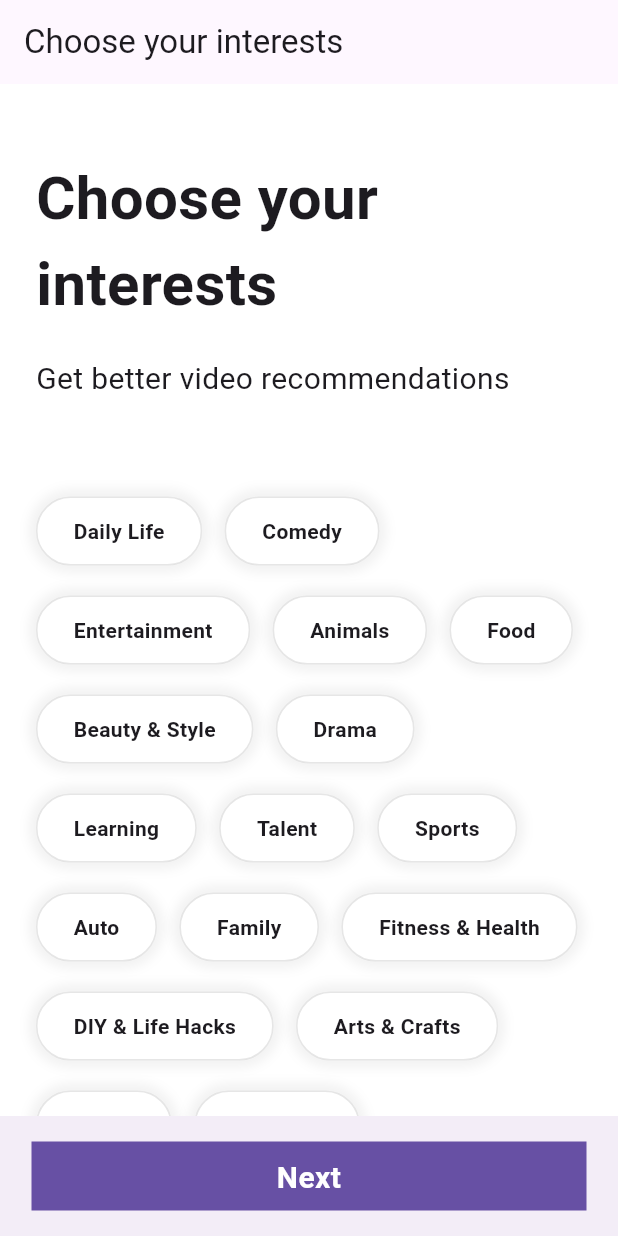
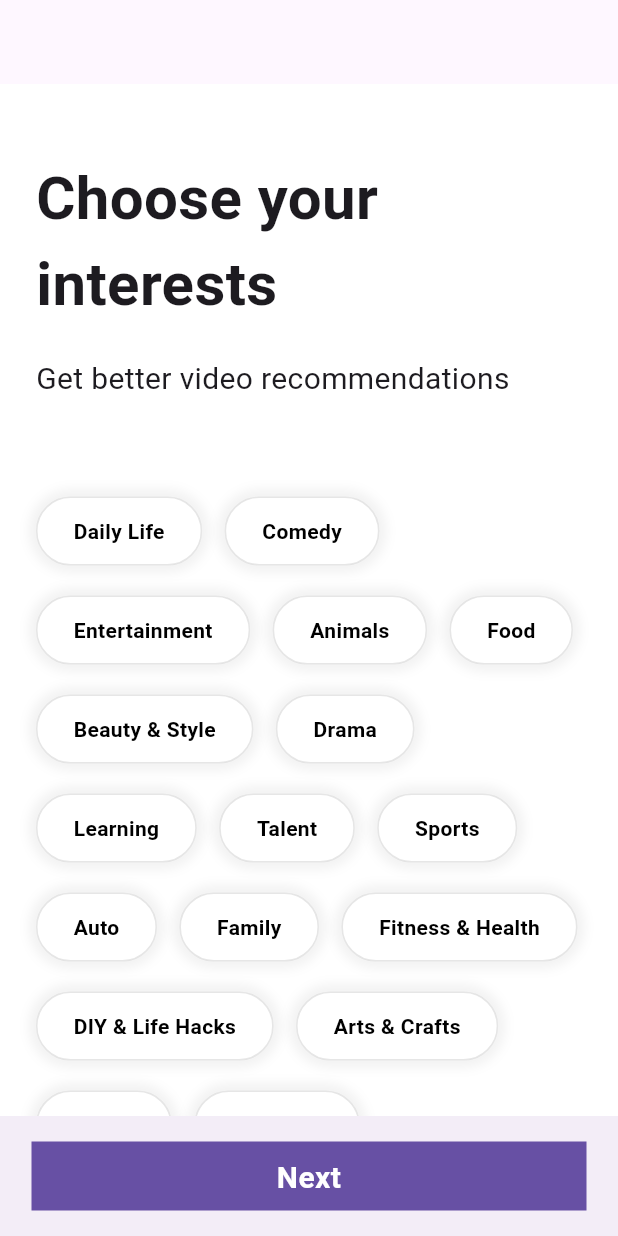
Before and after one commit to zz-yoon/tiktok_code_challenge01, a Flutter app: the screen it shows after launch, on a phone screen of 412 x 824 dp. Run offline on Flutter 3.47's test engine with Material 3 defaults, Android fonts, the light colour scheme and no system bars; our stand-ins replace font_awesome_flutter.

Commit message:
#5.3 Scrolling event, chips widget

```diff
--- a/lib/screens/account_screen.dart
+++ b/lib/screens/account_screen.dart
@@ -3,8 +3,8 @@ import 'package:flutter/material.dart';
 import 'package:font_awesome_flutter/font_awesome_flutter.dart';
 import 'package:tiktok_code_challenge01/constants/gaps.dart';
 import 'package:tiktok_code_challenge01/constants/sizes.dart';
-import 'package:tiktok_code_challenge01/full_button.dart';
 import 'package:tiktok_code_challenge01/screens/experience_screen.dart';
+import 'package:tiktok_code_challenge01/widgets/full_button.dart';
 
 class AccountScreen extends StatefulWidget {
   const AccountScreen({super.key});
--- a/lib/screens/init_screen.dart
+++ b/lib/screens/init_screen.dart
@@ -1,9 +1,9 @@
 import 'package:flutter/material.dart';
 import 'package:font_awesome_flutter/font_awesome_flutter.dart';
 import 'package:tiktok_code_challenge01/constants/gaps.dart';
-import 'package:tiktok_code_challenge01/full_button.dart';
 import 'package:tiktok_code_challenge01/screens/account_screen.dart';
 import 'package:tiktok_code_challenge01/screens/login_form_screen.dart';
+import 'package:tiktok_code_challenge01/widgets/full_button.dart';
 
 class InitScreen extends StatelessWidget {
   const InitScreen({super.key});
--- a/lib/screens/login_form_screen.dart
+++ b/lib/screens/login_form_screen.dart
@@ -1,8 +1,8 @@
 import 'package:flutter/material.dart';
 import 'package:tiktok_code_challenge01/constants/gaps.dart';
 import 'package:tiktok_code_challenge01/constants/sizes.dart';
-import 'package:tiktok_code_challenge01/full_button.dart';
 import 'package:tiktok_code_challenge01/screens/onboarding/interests_screen.dart';
+import 'package:tiktok_code_challenge01/widgets/full_button.dart';
 
 class LoginFormScreen extends StatefulWidget {
   const LoginFormScreen({super.key});
--- a/lib/screens/onboarding/interests_screen.dart
+++ b/lib/screens/onboarding/interests_screen.dart
@@ -2,18 +2,60 @@ import 'package:flutter/material.dart';
 import 'package:tiktok_code_challenge01/constants/gaps.dart';
 import 'package:tiktok_code_challenge01/constants/sizes.dart';
 import 'package:tiktok_code_challenge01/interests_data.dart';
+import 'package:tiktok_code_challenge01/widgets/chip.dart';
 
-class InterestsScreen extends StatelessWidget {
+class InterestsScreen extends StatefulWidget {
   const InterestsScreen({super.key});
+
+  @override
+  State<InterestsScreen> createState() => _InterestsScreenState();
+}
+
+class _InterestsScreenState extends State<InterestsScreen> {
+  //scroll event 탐지
+  final ScrollController _scrollController = ScrollController();
+
+  bool _showTitle = false;
+
+  void _onScroll() {
+    if (_scrollController.offset > 60) {
+      if (_showTitle) return;
+      setState(() {
+        _showTitle = true;
+      });
+    } else {
+      setState(() {
+        _showTitle = false;
+      });
+    }
+  }
+
+  @override
+  void initState() {
+    super.initState();
+    _scrollController.addListener(_onScroll);
+  }
+
+  @override
+  void dispose() {
+    _scrollController.dispose();
+    super.dispose();
+  }
 
   @override
   Widget build(BuildContext context) {
     return Scaffold(
       appBar: AppBar(
-        title: Text("Choose your interests"),
+        title: AnimatedOpacity(
+            opacity: _showTitle ? 1 : 0,
+            duration: Duration(milliseconds: 3),
+            child: Text("Choose your interests")),
       ),
       body: SafeArea(
+        child: Scrollbar(
+          controller: _scrollController,
           child: SingleChildScrollView(
+            controller: _scrollController,
             child: Padding(
               padding: EdgeInsets.symmetric(
                   horizontal: Sizes.size24, vertical: Sizes.size16),
@@ -42,33 +84,11 @@ class InterestsScreen extends StatelessWidget {
                     children: [
                       //chips data
                       for (var interest in interests)
-                      Container(
-                        padding: EdgeInsets.symmetric(
-                          vertical: Sizes.size12,
-                          horizontal: Sizes.size24,
-                        ),
-                        decoration: BoxDecoration(
-                          color: Colors.white,
-                          borderRadius: BorderRadius.circular(Sizes.size32),
-                          border: Border.all(
-                            color: Color.fromRGBO(0, 0, 0, 0.1),
-                          ),
-                          boxShadow: [
-                            BoxShadow(
-                              color: Color.fromRGBO(0, 0, 0, 0.05),
-                              blurRadius: 5,
-                              spreadRadius: 5,
-                            )
+                        ChipButton(interest: interest),
                     ],
-                        ),
-                        child: Text(
-                          interest,
-                          style: TextStyle(fontWeight: FontWeight.bold),
-                        ),
                   ),
                 ],
               ),
-              ],
             ),
           ),
         ),
--- /dev/null
+++ b/lib/widgets/chip.dart
@@ -0,0 +1,55 @@
+import 'package:flutter/material.dart';
+import 'package:tiktok_code_challenge01/constants/sizes.dart';
+
+class ChipButton extends StatefulWidget {
+  final String interest;
+
+  const ChipButton({super.key, required this.interest});
+
+  @override
+  State<ChipButton> createState() => _ChipState();
+}
+
+class _ChipState extends State<ChipButton> {
+  bool _isSelected = false;
+
+  void _onTap() {
+    setState(() {
+      _isSelected = !_isSelected;
+    });
+  }
+
+  @override
+  Widget build(BuildContext context) {
+    return GestureDetector(
+      onTap: _onTap,
+      child: AnimatedContainer(
+        duration: const Duration(milliseconds: 3),
+        padding: EdgeInsets.symmetric(
+          vertical: Sizes.size12,
+          horizontal: Sizes.size24,
+        ),
+        decoration: BoxDecoration(
+          color: _isSelected ? Theme.of(context).primaryColor : Colors.white,
+          borderRadius: BorderRadius.circular(Sizes.size32),
+          border: Border.all(
+            color: Color.fromRGBO(0, 0, 0, 0.1),
+          ),
+          boxShadow: [
+            BoxShadow(
+              color: Color.fromRGBO(0, 0, 0, 0.05),
+              blurRadius: 5,
+              spreadRadius: 5,
+            )
+          ],
+        ),
+        child: Text(
+          widget.interest,
+          style: TextStyle(
+              color: _isSelected ? Colors.white : Colors.black,
+              fontWeight: FontWeight.bold),
+        ),
+      ),
+    );
+  }
+}
```
Also changed, not shown: lib/screens/experience_screen.dart (+7 -12 lines), lib/screens/password_screen.dart (+34 -27 lines), lib/widgets/full_button.dart (renamed from lib/full_button.dart), 1 other file. Lines whose indentation alone changed are shown as unchanged.
